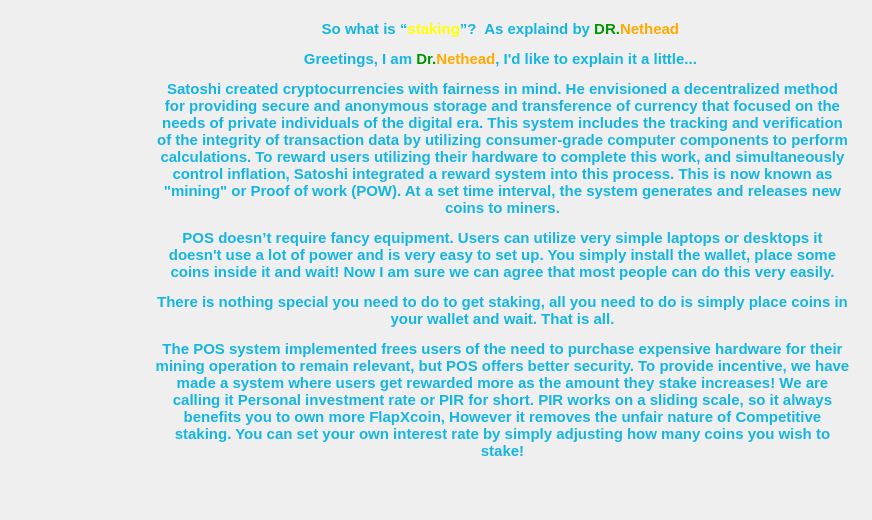
The window that src/qt/forms/networkpage.ui (FlapXCoin/flapxcoin) describes before a commit, drawn with Qt 5.
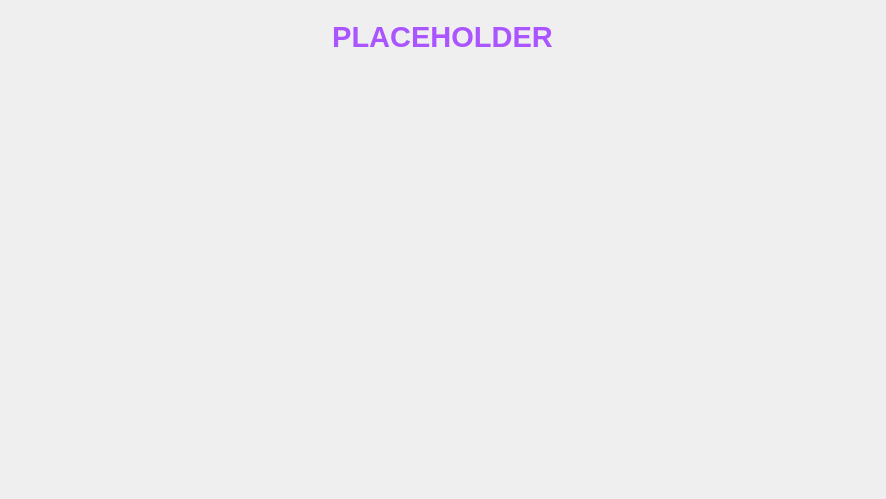
The same window after the commit. Icons and pictures are not drawn.

Commit message: clearing staking page

The edit to the form file:
```diff
--- a/src/qt/forms/networkpage.ui
+++ b/src/qt/forms/networkpage.ui
@@ -2,6 +2,14 @@
 <ui version="4.0">
  <class>NetworkPage</class>
  <widget class="QWidget" name="NetworkPage">
+  <property name="geometry">
+   <rect>
+    <x>0</x>
+    <y>0</y>
+    <width>886</width>
+    <height>499</height>
+   </rect>
+  </property>
   <property name="windowTitle">
    <string>Address Book</string>
   </property>
@@ -18,45 +26,7 @@
       <enum>QFrame::Plain</enum>
      </property>
      <layout class="QGridLayout" name="gridLayout_2">
-      <item row="1" column="3">
-       <spacer name="verticalSpacer">
-        <property name="orientation">
-         <enum>Qt::Vertical</enum>
-        </property>
-        <property name="sizeHint" stdset="0">
-         <size>
-          <width>20</width>
-          <height>40</height>
-         </size>
-        </property>
-       </spacer>
-      </item>
-      <item row="0" column="1">
-       <widget class="QLabel" name="label_2">
-        <property name="minimumSize">
-         <size>
-          <width>125</width>
-          <height>125</height>
-         </size>
-        </property>
-        <property name="maximumSize">
-         <size>
-          <width>120</width>
-          <height>100</height>
-         </size>
-        </property>
-        <property name="text">
-         <string/>
-        </property>
-        <property name="pixmap">
-         <pixmap resource="../bitcoin.qrc">:/images/res/images/FlapXcoin/FlapX Art/DrNET.png</pixmap>
-        </property>
-        <property name="scaledContents">
-         <bool>true</bool>
-        </property>
-       </widget>
-      </item>
-      <item row="0" column="3">
+      <item row="0" column="0">
        <widget class="QLabel" name="label">
         <property name="minimumSize">
          <size>
@@ -171,13 +141,8 @@
          <string>&lt;!DOCTYPE HTML PUBLIC &quot;-//W3C//DTD HTML 4.0//EN&quot; &quot;http://www.w3.org/TR/REC-html40/strict.dtd&quot;&gt;
 &lt;html&gt;&lt;head&gt;&lt;meta name=&quot;qrichtext&quot; content=&quot;1&quot; /&gt;&lt;style type=&quot;text/css&quot;&gt;
 p, li { white-space: pre-wrap; }
-&lt;/style&gt;&lt;/head&gt;&lt;body style=&quot; font-family:'Sans Serif'; font-size:9pt; font-weight:400; font-style:normal;&quot;&gt;
-&lt;p align=&quot;center&quot; style=&quot; margin-top:12px; margin-bottom:12px; margin-left:0px; margin-right:0px; -qt-block-indent:0; text-indent:0px;&quot;&gt;&lt;span style=&quot; font-family:'Ubuntu'; font-size:11pt; font-weight:600; color:#14b5e1;&quot;&gt;So what is “&lt;/span&gt;&lt;span style=&quot; font-family:'Ubuntu'; font-size:11pt; font-weight:600; color:#ffff00;&quot;&gt;staking&lt;/span&gt;&lt;span style=&quot; font-family:'Ubuntu'; font-size:11pt; font-weight:600; color:#14b5e1;&quot;&gt;”?  As explaind by &lt;/span&gt;&lt;span style=&quot; font-family:'Ubuntu'; font-size:11pt; font-weight:600; color:#009600;&quot;&gt;DR.&lt;/span&gt;&lt;span style=&quot; font-family:'Ubuntu'; font-size:11pt; font-weight:600; color:#ffaa00;&quot;&gt;Nethead&lt;/span&gt;&lt;span style=&quot; font-family:'Ubuntu'; font-size:11pt; font-weight:600; color:#14b5e1;&quot;&gt; &lt;/span&gt;&lt;/p&gt;
-&lt;p align=&quot;center&quot; style=&quot; margin-top:0px; margin-bottom:0px; margin-left:0px; margin-right:0px; -qt-block-indent:0; text-indent:0px;&quot;&gt;&lt;span style=&quot; font-family:'Ubuntu'; font-size:11pt; font-weight:600; color:#14b5e1;&quot;&gt;Greetings, I am&lt;/span&gt;&lt;span style=&quot; font-family:'Ubuntu'; font-size:11pt; font-weight:600; color:#009600;&quot;&gt; Dr.&lt;/span&gt;&lt;span style=&quot; font-family:'Ubuntu'; font-size:11pt; font-weight:600; color:#ffaa00;&quot;&gt;Nethead&lt;/span&gt;&lt;span style=&quot; font-family:'Ubuntu'; font-size:11pt; font-weight:600; color:#14b5e1;&quot;&gt;, I'd like to explain it a little... &lt;/span&gt;&lt;/p&gt;
-&lt;p align=&quot;center&quot; style=&quot; margin-top:12px; margin-bottom:12px; margin-left:0px; margin-right:0px; -qt-block-indent:0; text-indent:0px;&quot;&gt;&lt;span style=&quot; font-family:'Ubuntu'; font-size:11pt; font-weight:600; color:#14b5e1;&quot;&gt;Satoshi created cryptocurrencies with fairness in mind. He envisioned a decentralized method for providing secure and anonymous storage and transference of currency that focused on the needs of private individuals of the digital era. This system includes the tracking and verification of the integrity of transaction data by utilizing consumer-grade computer components to perform calculations. To reward users utilizing their hardware to complete this work, and simultaneously control inflation, Satoshi integrated a reward system into this process. This is now known as &amp;quot;mining&amp;quot; or Proof of work (POW). At a set time interval, the system generates and releases new coins to miners.&lt;/span&gt;&lt;/p&gt;
-&lt;p align=&quot;center&quot; style=&quot; margin-top:12px; margin-bottom:12px; margin-left:0px; margin-right:0px; -qt-block-indent:0; text-indent:0px;&quot;&gt;&lt;span style=&quot; font-family:'Ubuntu'; font-size:11pt; font-weight:600; color:#14b5e1;&quot;&gt;POS doesn’t require fancy equipment. Users can utilize very simple laptops or desktops it doesn't use a lot of power and is very easy to set up. You simply install the wallet, place some coins inside it and wait! Now I am sure we can agree that most people can do this very easily.&lt;/span&gt;&lt;/p&gt;
-&lt;p align=&quot;center&quot; style=&quot; margin-top:12px; margin-bottom:12px; margin-left:0px; margin-right:0px; -qt-block-indent:0; text-indent:0px;&quot;&gt;&lt;span style=&quot; font-family:'Ubuntu'; font-size:11pt; font-weight:600; color:#14b5e1;&quot;&gt;There is nothing special you need to do to get staking, all you need to do is simply place coins in your wallet and wait. That is all.&lt;/span&gt;&lt;/p&gt;
-&lt;p align=&quot;center&quot; style=&quot; margin-top:12px; margin-bottom:12px; margin-left:0px; margin-right:0px; -qt-block-indent:0; text-indent:0px;&quot;&gt;&lt;span style=&quot; font-family:'Ubuntu'; font-size:11pt; font-weight:600; color:#14b5e1;&quot;&gt;The POS system implemented frees users of the need to purchase expensive hardware for their mining operation to remain relevant, but POS offers better security. To provide incentive, we have made a system where users get rewarded more as the amount they stake increases! We are calling it Personal investment rate or PIR for short. PIR works on a sliding scale, so it always benefits you to own more FlapXcoin, However it removes the unfair nature of Competitive staking. You can set your own interest rate by simply adjusting how many coins you wish to stake!&lt;/span&gt;&lt;/p&gt;&lt;/body&gt;&lt;/html&gt;</string>
+&lt;/style&gt;&lt;/head&gt;&lt;body style=&quot; font-family:'Ubuntu'; font-size:11pt; font-weight:400; font-style:normal;&quot;&gt;
+&lt;p style=&quot; margin-top:0px; margin-bottom:0px; margin-left:0px; margin-right:0px; -qt-block-indent:0; text-indent:0px;&quot;&gt;&lt;span style=&quot; font-size:22pt; font-weight:600; color:#aa55ff;&quot;&gt;PLACEHOLDER&lt;/span&gt;&lt;/p&gt;&lt;/body&gt;&lt;/html&gt;</string>
         </property>
         <property name="textFormat">
          <enum>Qt::RichText</enum>
@@ -190,54 +155,6 @@
         </property>
        </widget>
       </item>
-      <item row="0" column="4">
-       <spacer name="horizontalSpacer">
-        <property name="orientation">
-         <enum>Qt::Horizontal</enum>
-        </property>
-        <property name="sizeType">
-         <enum>QSizePolicy::Fixed</enum>
-        </property>
-        <property name="sizeHint" stdset="0">
-         <size>
-          <width>2</width>
-          <height>20</height>
-         </size>
-        </property>
-       </spacer>
-      </item>
-      <item row="0" column="2">
-       <spacer name="horizontalSpacer_2">
-        <property name="orientation">
-         <enum>Qt::Horizontal</enum>
-        </property>
-        <property name="sizeType">
-         <enum>QSizePolicy::Fixed</enum>
-        </property>
-        <property name="sizeHint" stdset="0">
-         <size>
-          <width>2</width>
-          <height>20</height>
-         </size>
-        </property>
-       </spacer>
-      </item>
-      <item row="0" column="0">
-       <spacer name="horizontalSpacer_3">
-        <property name="orientation">
-         <enum>Qt::Horizontal</enum>
-        </property>
-        <property name="sizeType">
-         <enum>QSizePolicy::Fixed</enum>
-        </property>
-        <property name="sizeHint" stdset="0">
-         <size>
-          <width>2</width>
-          <height>20</height>
-         </size>
-        </property>
-       </spacer>
-      </item>
      </layout>
     </widget>
    </item>
```
Left out of the diff: 4 changed lines with no effect on the pictures. The commit also changes 3 other files.
